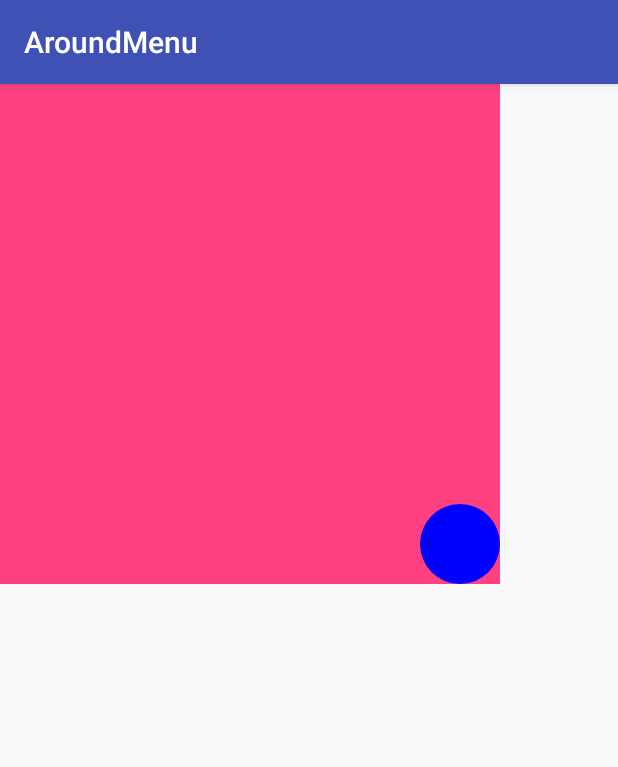
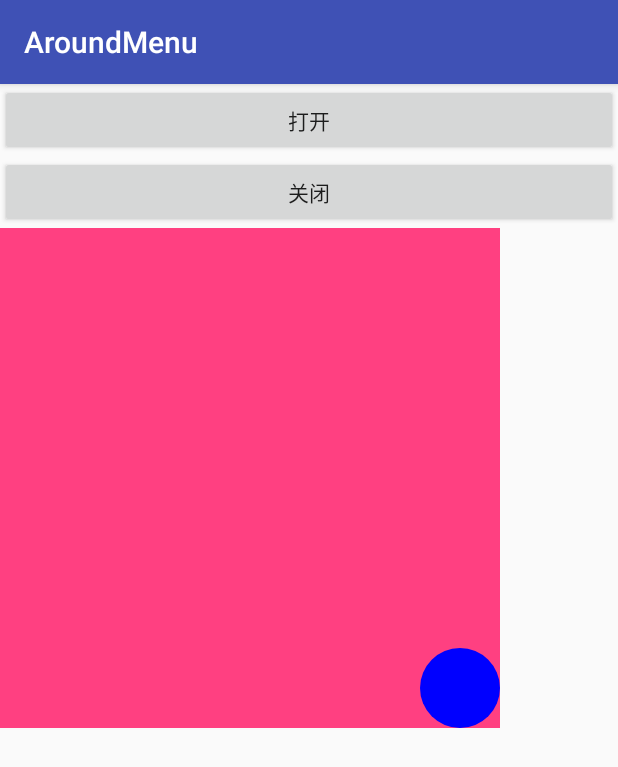
Before and after one commit to doutuifei/AroundMenu, an Android app: the screen it shows after launch (MainActivity), on a phone screen of 412 x 824 dp. Shown: the top 767 px of the screen. Run offline under Robolectric (Android 15) with nearby library versions, the phone set to English and light mode, and no system bars.

Commit message:
优化 添加open和close

```diff
--- a/app/src/main/java/com/muzi/aroundmenu/MainActivity.java
+++ b/app/src/main/java/com/muzi/aroundmenu/MainActivity.java
@@ -1,13 +1,49 @@
 package com.muzi.aroundmenu;
 
+import android.os.Bundle;
 import android.support.v7.app.AppCompatActivity;
-import android.os.Bundle;
+import android.view.View;
+import android.widget.Button;
+import android.widget.Toast;
+
+import com.muzi.library.AroundMenu;
 
 public class MainActivity extends AppCompatActivity {
+
+    private Button btnOpen, btnClose;
+    private AroundMenu aroundMenu;
 
     @Override
     protected void onCreate(Bundle savedInstanceState) {
         super.onCreate(savedInstanceState);
         setContentView(R.layout.activity_main);
+        btnOpen = findViewById(R.id.btnOpen);
+        btnClose = findViewById(R.id.btnClose);
+        aroundMenu = findViewById(R.id.menu);
+
+        btnOpen.setOnClickListener(new View.OnClickListener() {
+            @Override
+            public void onClick(View v) {
+                aroundMenu.openMenu();
+            }
+        });
+        btnClose.setOnClickListener(new View.OnClickListener() {
+            @Override
+            public void onClick(View v) {
+                aroundMenu.closeMenu();
+            }
+        });
+
+        aroundMenu.setOnAroundMenuClick(new AroundMenu.OnAroundMenuClick() {
+            @Override
+            public void onCenterClick(boolean isShowing) {
+                Toast.makeText(MainActivity.this, "isShowing:" + isShowing, Toast.LENGTH_SHORT).show();
+            }
+
+            @Override
+            public void onMenuClick(int position) {
+                Toast.makeText(MainActivity.this, "position:" + position, Toast.LENGTH_SHORT).show();
+            }
+        });
     }
 }
--- a/app/src/main/res/layout/activity_main.xml
+++ b/app/src/main/res/layout/activity_main.xml
@@ -7,9 +7,22 @@
     android:orientation="vertical"
     tools:context=".MainActivity">
 
+    <Button
+        android:id="@+id/btnOpen"
+        android:layout_width="match_parent"
+        android:layout_height="wrap_content"
+        android:text="打开" />
+
+    <Button
+        android:id="@+id/btnClose"
+        android:layout_width="match_parent"
+        android:layout_height="wrap_content"
+        android:text="关闭" />
+
     <com.muzi.library.AroundMenu
+        android:id="@+id/menu"
         android:layout_width="wrap_content"
-        android:background="@color/colorAccent"
-        android:layout_height="wrap_content"></com.muzi.library.AroundMenu>
+        android:layout_height="wrap_content"
+        android:background="@color/colorAccent"></com.muzi.library.AroundMenu>
 
 </LinearLayout>
```
Also changed, not shown: library/src/main/java/com/muzi/library/AroundMenu.java (+55 -26 lines).
